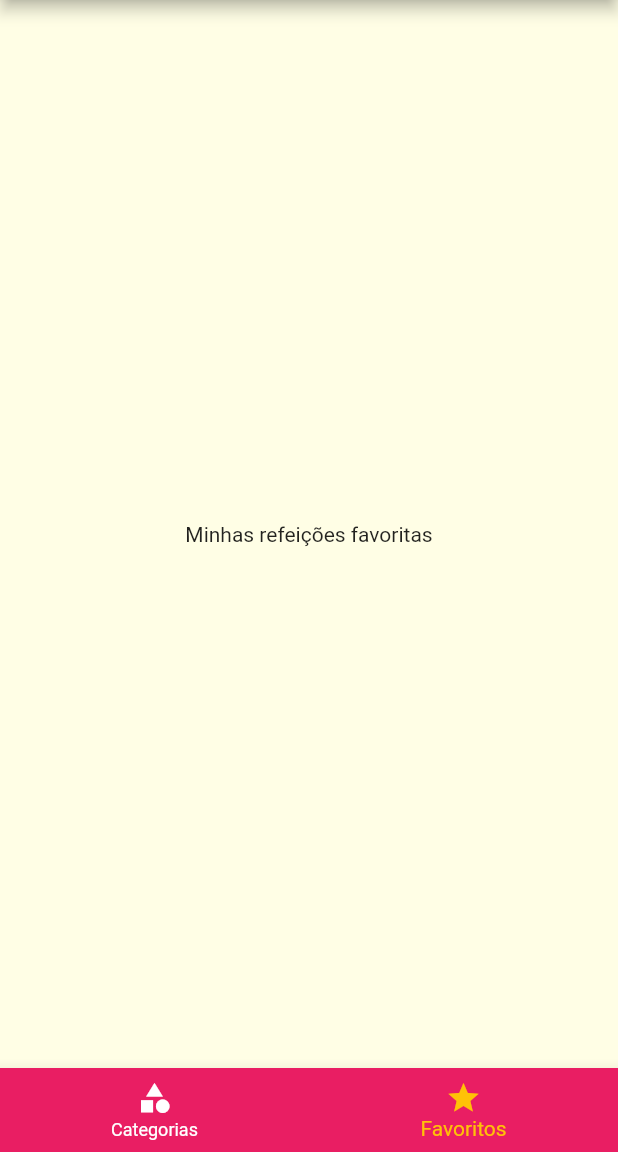
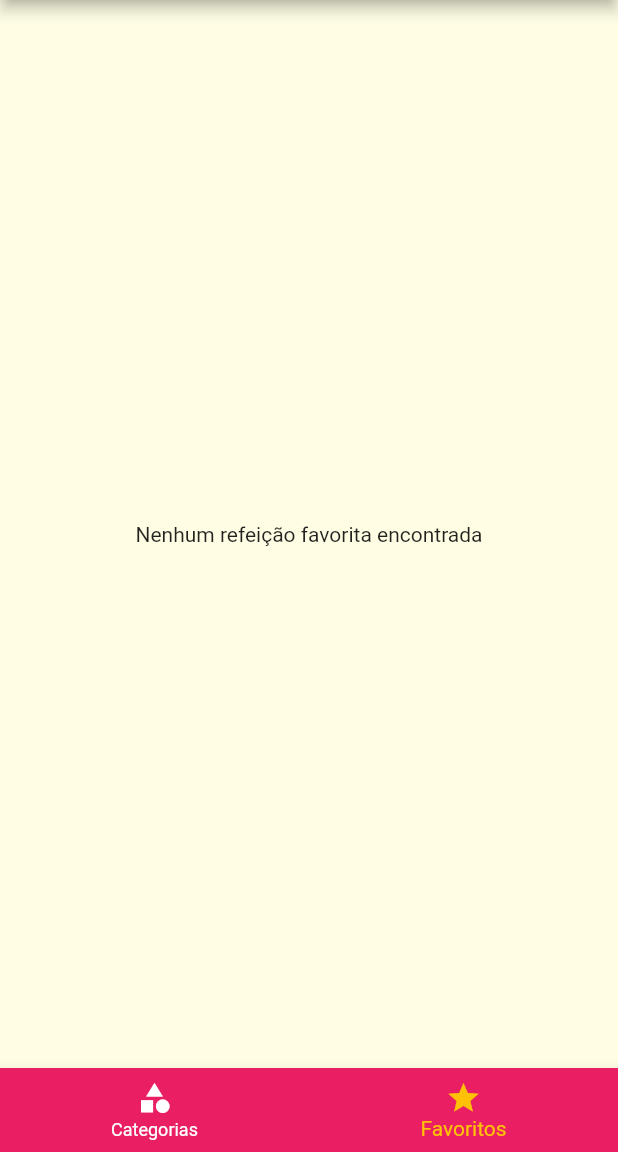
Before and after one commit to KailanySousa/CursoFlutter, a Flutter app: the screen it shows after launch, item 2 of the bottom bar chosen, on a phone screen of 412 x 824 dp, the part 84-1236 px from its top. Run offline on Flutter 3.47's test engine with Material 2 defaults, Android fonts, the phone set to English and light mode, and no system bars.

Commit message:
feat: mark meal as favorite

```diff
--- a/meals/lib/main.dart
+++ b/meals/lib/main.dart
@@ -20,6 +20,7 @@ class MyApp extends StatefulWidget {
 class _MyAppState extends State<MyApp> {
   Settings settings = Settings();
   List<Meal> _availableMeals = DUMMY_MEALS;
+  List<Meal> _favoriteMeals = [];
 
   void _filterMeals(Settings settings) {
     setState(() {
@@ -37,6 +38,18 @@ class _MyAppState extends State<MyApp> {
             !filterVegetarian;
       }).toList();
     });
+  }
+
+  void _toggleFavorite(Meal meal) {
+    setState(() {
+      _favoriteMeals.contains(meal)
+          ? _favoriteMeals.remove(meal)
+          : _favoriteMeals.add(meal);
+    });
+  }
+
+  bool _isFavorite(Meal meal) {
+    return _favoriteMeals.contains(meal);
   }
 
   @override
@@ -57,9 +70,10 @@ class _MyAppState extends State<MyApp> {
             ),
       ),
       routes: {
-        AppRoutes.HOME: (ctx) => Tabs(),
+        AppRoutes.HOME: (ctx) => Tabs(_favoriteMeals),
         AppRoutes.CATEGORIES_MEALS: (ctx) => CategoriesMeals(_availableMeals),
-        AppRoutes.MEAL_DETAIL: (ctx) => MealDetail(),
+        AppRoutes.MEAL_DETAIL: (ctx) =>
+            MealDetail(_toggleFavorite, _isFavorite),
         AppRoutes.SETTINGS: (ctx) => SettingsScreen(settings, _filterMeals),
       },
     );
--- a/meals/lib/screens/favorite_meals.dart
+++ b/meals/lib/screens/favorite_meals.dart
@@ -1,12 +1,25 @@
 import 'package:flutter/material.dart';
+import 'package:meals/components/meal_item.dart';
+import 'package:meals/models/meal/meal.dart';
 
 class FavoriteMeals extends StatelessWidget {
-  const FavoriteMeals({Key? key}) : super(key: key);
+  final List<Meal> favoriteMeals;
+
+  const FavoriteMeals(this.favoriteMeals);
 
   @override
   Widget build(BuildContext context) {
-    return Center(
-      child: Text('Minhas refeições favoritas'),
-    );
+    if (favoriteMeals.isEmpty) {
+      return Center(
+        child: Text('Nenhum refeição favorita encontrada'),
+      );
+    } else {
+      return ListView.builder(
+        itemBuilder: (ctx, index) {
+          return MealItem(favoriteMeals[index]);
+        },
+        itemCount: favoriteMeals.length,
+      );
+    }
   }
 }
--- a/meals/lib/screens/tabs.dart
+++ b/meals/lib/screens/tabs.dart
@@ -1,9 +1,13 @@
 import 'package:flutter/material.dart';
 import 'package:meals/components/main_drawer.dart';
+import 'package:meals/models/meal/meal.dart';
 import 'package:meals/screens/categories.dart';
 import 'package:meals/screens/favorite_meals.dart';
 
 class Tabs extends StatefulWidget {
+  final List<Meal> favoriteMeals;
+
+  const Tabs(this.favoriteMeals);
   @override
   _TabsState createState() => _TabsState();
 }
@@ -16,10 +20,15 @@ class _TabsState extends State<Tabs> {
     'Meus Favoritos',
   ];
 
-  final List<Widget> _screens = [
-    Categories(),
-    FavoriteMeals(),
-  ];
+  List<Widget> _screens = [];
+
+  void initState() {
+    super.initState();
+    _screens = [
+      Categories(),
+      FavoriteMeals(widget.favoriteMeals),
+    ];
+  }
 
   _selectScreen(int index) {
     setState(() {
```
Also changed, not shown: meals/lib/screens/meal_detail.dart (+14 -1 lines).
